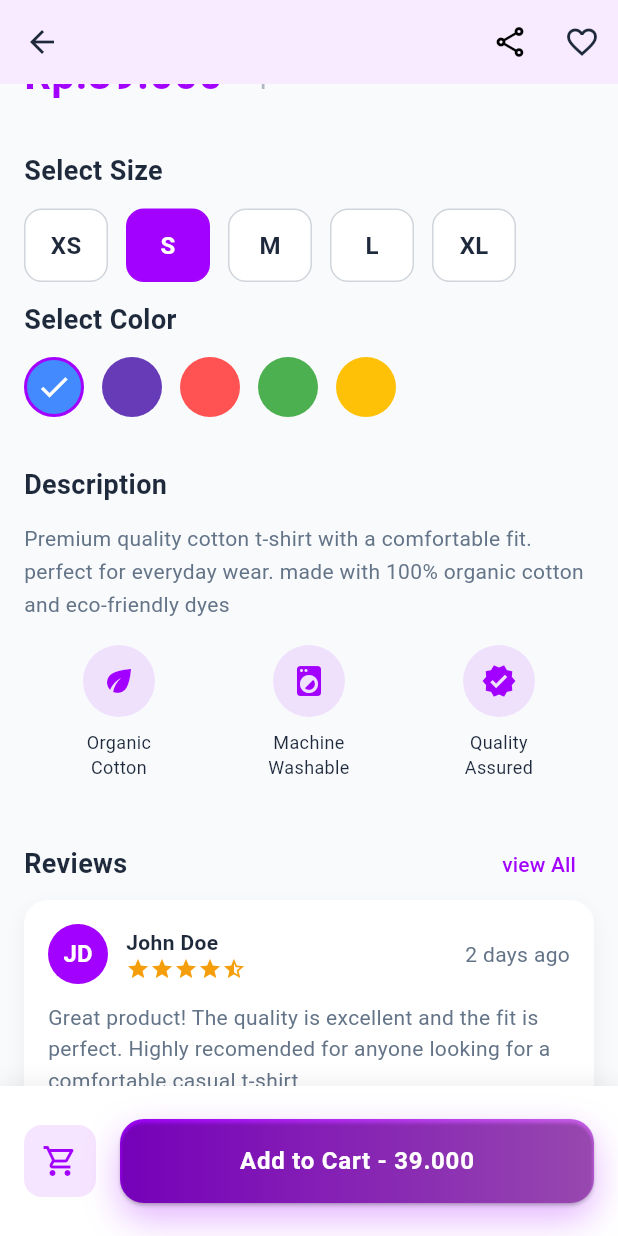
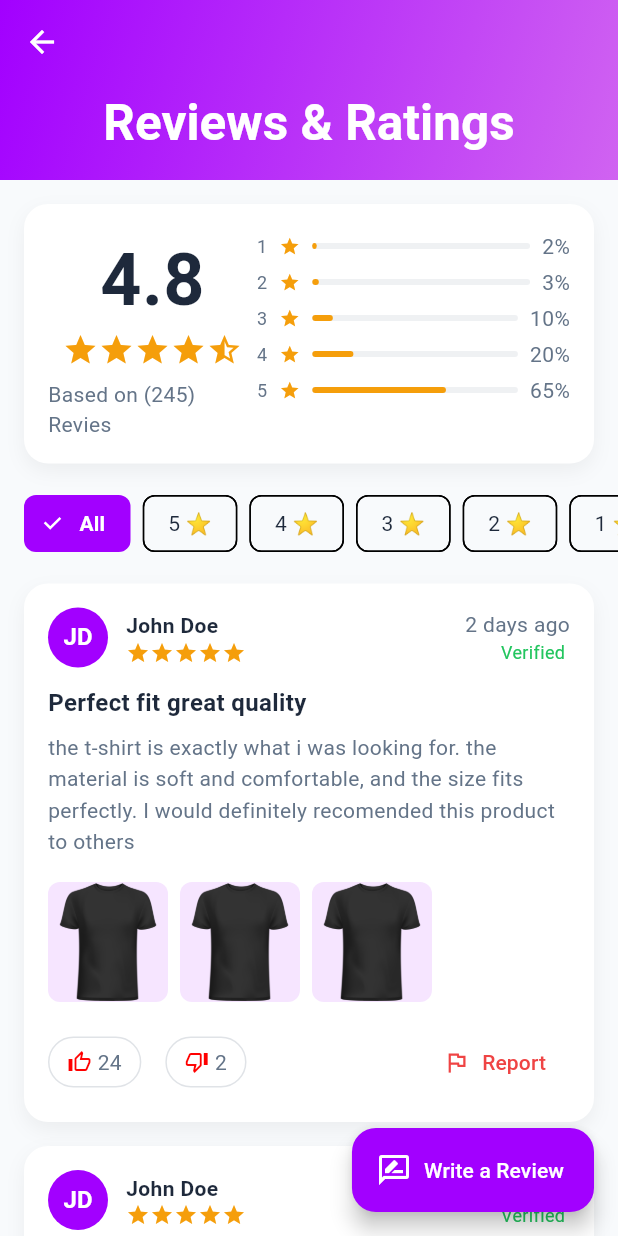
Before and after one commit to FarhanDev2025/uas-semester-4, a Flutter app: the ProductDetailsScreen screen opened directly, scrolled down 576 dp, after a tap on "view All", on a phone screen of 412 x 824 dp. Run offline on Flutter 3.47's test engine with Material 3 defaults, Android fonts, the phone set to English and light mode, and no system bars; Roboto replaces fonts that are missing (Poppins).

Commit message:
Tambah rating_reviews_screen di part_7

```diff
--- a/lib/screens/product_details_screen.dart
+++ b/lib/screens/product_details_screen.dart
@@ -1,3 +1,4 @@
+import 'package:app_jualan/screens/ratings_reviews_screen.dart';
 import 'package:app_jualan/theme/theme.dart';
 import 'package:app_jualan/widgets/gradient_button.dart';
 import 'package:flutter/material.dart';
@@ -412,7 +413,15 @@ class _ProductDetailsScreenState extends State<ProductDetailsScreen> {
                                 ),
                               ),
                               TextButton(
-                                onPressed: () {},
+                                onPressed: () {
+                                  Navigator.push(
+                                    context,
+                                    MaterialPageRoute(
+                                      builder:
+                                          (context) => RatingsReviewsScreen(),
+                                    ),
+                                  );
+                                },
                                 child: Text("view All"),
                               ),
                             ],
--- /dev/null
+++ b/lib/screens/ratings_reviews_screen.dart
@@ -0,0 +1,379 @@
+import 'package:app_jualan/theme/theme.dart';
+import 'package:flutter/material.dart';
+
+class RatingsReviewsScreen extends StatefulWidget {
+  const RatingsReviewsScreen({super.key});
+
+  @override
+  State<RatingsReviewsScreen> createState() => _RatingsReviewsScreenState();
+}
+
+class _RatingsReviewsScreenState extends State<RatingsReviewsScreen> {
+  String _selectedFilter = "All";
+  final filters = ['All', '5 ⭐', '4 ⭐', '3 ⭐', '2 ⭐', '1 ⭐', 'With Photos'];
+
+  Widget _buildRatingBar(int rating) {
+    final percentage = {5: 0.65, 4: 0.20, 3: 0.10, 2: 0.03, 1: 0.02}[rating]!;
+
+    return Padding(
+      padding: EdgeInsets.symmetric(vertical: 2),
+      child: Row(
+        children: [
+          Text(
+            rating.toString(),
+            style: TextStyle(fontSize: 12, color: AppTheme.textSecondary),
+          ),
+          SizedBox(width: 8),
+          Icon(Icons.star, color: AppTheme.warning, size: 14),
+          SizedBox(width: 8),
+          Expanded(
+            child: Stack(
+              children: [
+                Container(
+                  height: 4,
+                  decoration: BoxDecoration(
+                    color: AppTheme.textSecondary.withOpacity(0.1),
+                    borderRadius: BorderRadius.circular(2),
+                  ),
+                ),
+                FractionallySizedBox(
+                  widthFactor: percentage,
+                  child: Container(
+                    height: 4,
+                    decoration: BoxDecoration(
+                      color: AppTheme.warning,
+                      borderRadius: BorderRadius.circular(2),
+                    ),
+                  ),
+                ),
+              ],
+            ),
+          ),
+          SizedBox(width: 8),
+          Text('${(percentage * 100).toInt()}%'),
+        ],
+      ),
+    );
+  }
+
+  Widget _buildReactionButton(IconData icon, String count) {
+    return InkWell(
+      onTap: () {},
+      borderRadius: BorderRadius.circular(20),
+      child: Container(
+        padding: EdgeInsets.symmetric(horizontal: 12, vertical: 6),
+        decoration: BoxDecoration(
+          border: Border.all(color: AppTheme.textSecondary.withOpacity(0.2)),
+          borderRadius: BorderRadius.circular(20),
+        ),
+        child: Row(
+          children: [
+            Icon(icon, size: 16, color: AppTheme.secondaryColor),
+            SizedBox(width: 4),
+            Text(count, style: TextStyle(color: AppTheme.textSecondary)),
+          ],
+        ),
+      ),
+    );
+  }
+
+  @override
+  Widget build(BuildContext context) {
+    return Scaffold(
+      backgroundColor: AppTheme.backgroundColor,
+      body: CustomScrollView(
+        slivers: [
+          SliverAppBar(
+            pinned: true,
+            expandedHeight: 120,
+            backgroundColor: Colors.transparent,
+            foregroundColor: Colors.white,
+            flexibleSpace: Container(
+              decoration: BoxDecoration(
+                gradient: LinearGradient(
+                  colors: AppTheme.primaryGradient,
+                  begin: Alignment.topLeft,
+                  end: Alignment.bottomRight,
+                ),
+              ),
+              child: FlexibleSpaceBar(
+                centerTitle: true,
+                title: Text(
+                  "Reviews & Ratings",
+                  style: TextStyle(
+                    color: Colors.white,
+                    fontWeight: FontWeight.bold,
+                  ),
+                ),
+              ),
+            ),
+          ),
+          SliverToBoxAdapter(
+            child: Column(
+              children: [
+                Container(
+                  margin: EdgeInsets.all(16),
+                  padding: EdgeInsets.all(16),
+                  decoration: BoxDecoration(
+                    color: Colors.white,
+                    borderRadius: BorderRadius.circular(16),
+                    boxShadow: [
+                      BoxShadow(
+                        color: Colors.black.withOpacity(0.05),
+                        blurRadius: 10,
+                        offset: Offset(0, 5),
+                      ),
+                    ],
+                  ),
+                  child: Column(
+                    children: [
+                      Row(
+                        crossAxisAlignment: CrossAxisAlignment.start,
+                        children: [
+                          Expanded(
+                            flex: 2,
+                            child: Column(
+                              children: [
+                                Text(
+                                  '4.8',
+                                  style: TextStyle(
+                                    color: AppTheme.textPrimary,
+                                    fontSize: 48,
+                                    fontWeight: FontWeight.bold,
+                                  ),
+                                ),
+                                Row(
+                                  mainAxisAlignment: MainAxisAlignment.center,
+                                  children: List.generate(5, (index) {
+                                    return Icon(
+                                      index < 4 ? Icons.star : Icons.star_half,
+                                      color: AppTheme.warning,
+                                      size: 24,
+                                    );
+                                  }),
+                                ),
+                                SizedBox(height: 8),
+                                Text(
+                                  "Based on (245) Revies",
+                                  style: TextStyle(
+                                    color: AppTheme.textSecondary,
+                                  ),
+                                ),
+                              ],
+                            ),
+                          ),
+                          Expanded(
+                            flex: 3,
+                            child: Column(
+                              children:
+                                  List.generate(
+                                    5,
+                                    (index) => _buildRatingBar(5 - index),
+                                  ).reversed.toList(),
+                            ),
+                          ),
+                        ],
+                      ),
+                    ],
+                  ),
+                ),
+                SingleChildScrollView(
+                  scrollDirection: Axis.horizontal,
+                  padding: EdgeInsets.symmetric(horizontal: 16),
+                  child: Row(
+                    children:
+                        filters.map((filter) {
+                          final isSelected = _selectedFilter == filter;
+                          return Padding(
+                            padding: EdgeInsets.only(right: 8),
+                            child: FilterChip(
+                              selected: isSelected,
+                              label: Text(
+                                filter,
+                                style: TextStyle(
+                                  color:
+                                      isSelected
+                                          ? Colors.white
+                                          : AppTheme.textPrimary,
+
+                                  fontWeight:
+                                      isSelected
+                                          ? FontWeight.bold
+                                          : FontWeight.normal,
+                                ),
+                              ),
+                              onSelected: (selected) {
+                                setState(() {
+                                  _selectedFilter = filter;
+                                });
+                              },
+                              selectedColor: AppTheme.primaryColor,
+                              checkmarkColor: Colors.white,
+                            ),
+                          );
+                        }).toList(),
+                  ),
+                ),
+              ],
+            ),
+          ),
+          SliverPadding(
+            padding: EdgeInsets.all(16),
+            sliver: SliverList(
+              delegate: SliverChildBuilderDelegate(childCount: 5, (
+                context,
+                index,
+              ) {
+                return Container(
+                  margin: EdgeInsets.only(bottom: 16),
+                  padding: EdgeInsets.all(16),
+                  decoration: BoxDecoration(
+                    color: Colors.white,
+                    borderRadius: BorderRadius.circular(16),
+                    boxShadow: [
+                      BoxShadow(
+                        color: Colors.black.withOpacity(0.05),
+                        blurRadius: 10,
+                        offset: Offset(0, 5),
+                      ),
+                    ],
+                  ),
+                  child: Column(
+                    crossAxisAlignment: CrossAxisAlignment.start,
+                    children: [
+                      Row(
+                        children: [
+                          CircleAvatar(
+                            radius: 20,
+                            backgroundColor: AppTheme.primaryColor,
+                            child: Text(
+                              "JD",
+                              style: TextStyle(
+                                color: Colors.white,
+                                fontWeight: FontWeight.bold,
+                              ),
+                            ),
+                          ),
+                          SizedBox(width: 12),
+                          Expanded(
+                            child: Column(
+                              crossAxisAlignment: CrossAxisAlignment.start,
+                              children: [
+                                Text(
+                                  "John Doe",
+                                  style: TextStyle(
+                                    color: AppTheme.textPrimary,
+                                    fontWeight: FontWeight.bold,
+                                  ),
+                                ),
+                                Row(
+                                  children: List.generate(5, (index) {
+                                    return Icon(
+                                      Icons.star,
+                                      size: 16,
+                                      color: AppTheme.warning,
+                                    );
+                                  }),
+                                ),
+                              ],
+                            ),
+                          ),
+                          Column(
+                            crossAxisAlignment: CrossAxisAlignment.end,
+                            children: [
+                              Text(
+                                '2 days ago',
+                                style: TextStyle(color: AppTheme.textSecondary),
+                              ),
+                              Text(
+                                'Verified ',
+                                style: TextStyle(
+                                  color: AppTheme.succes,
+                                  fontSize: 12,
+                                ),
+                              ),
+                            ],
+                          ),
+                        ],
+                      ),
+                      SizedBox(height: 12),
+                      Text(
+                        "Perfect fit great quality",
+                        style: TextStyle(
+                          color: AppTheme.textPrimary,
+                          fontWeight: FontWeight.bold,
+                          fontSize: 16,
+                        ),
+                      ),
+                      SizedBox(height: 8),
+                      Text(
+                        "the t-shirt is exactly what i was looking for. the material is soft and comfortable, and the size fits perfectly. I would definitely recomended this product to others",
+                        style: TextStyle(
+                          color: AppTheme.textSecondary,
+                          height: 1.5,
+                        ),
+                      ),
+                      SizedBox(height: 16),
+                      SizedBox(
+                        height: 80,
+                        child: ListView.builder(
+                          scrollDirection: Axis.horizontal,
+                          itemCount: 3,
+                          itemBuilder: (context, index) {
+                            return Container(
+                              width: 80,
+                              margin: EdgeInsets.only(right: 8),
+                              decoration: BoxDecoration(
+                                color: AppTheme.primaryColor.withOpacity(0.1),
+                                borderRadius: BorderRadius.circular(8),
+                              ),
+                              child: Center(
+                                child: Image.asset(
+                                  'assets/images/black t-shirt.png',
+                                ),
+                              ),
+                            );
+                          },
+                        ),
+                      ),
+                      SizedBox(height: 16),
+                      Row(
+                        children: [
+                          _buildReactionButton(
+                            Icons.thumb_up_alt_outlined,
+
+                            "24",
+                          ),
+                          SizedBox(width: 16),
+                          _buildReactionButton(Icons.thumb_down_outlined, '2'),
+                          Spacer(),
+                          TextButton.icon(
+                            onPressed: () {},
+                            icon: Icon(
+                              Icons.flag_outlined,
+                              color: AppTheme.error,
+                            ),
+                            label: Text("Report"),
+                            style: TextButton.styleFrom(
+                              foregroundColor: AppTheme.error,
+                            ),
+                          ),
+                        ],
+                      ),
+                    ],
+                  ),
+                );
+              }),
+            ),
+          ),
+        ],
+      ),
+      floatingActionButton: FloatingActionButton.extended(
+        onPressed: () {},
+        label: Text("Write a Review"),
+        icon: Icon(Icons.rate_review_outlined),
+        backgroundColor: AppTheme.primaryColor,
+      ),
+    );
+  }
+}
```
